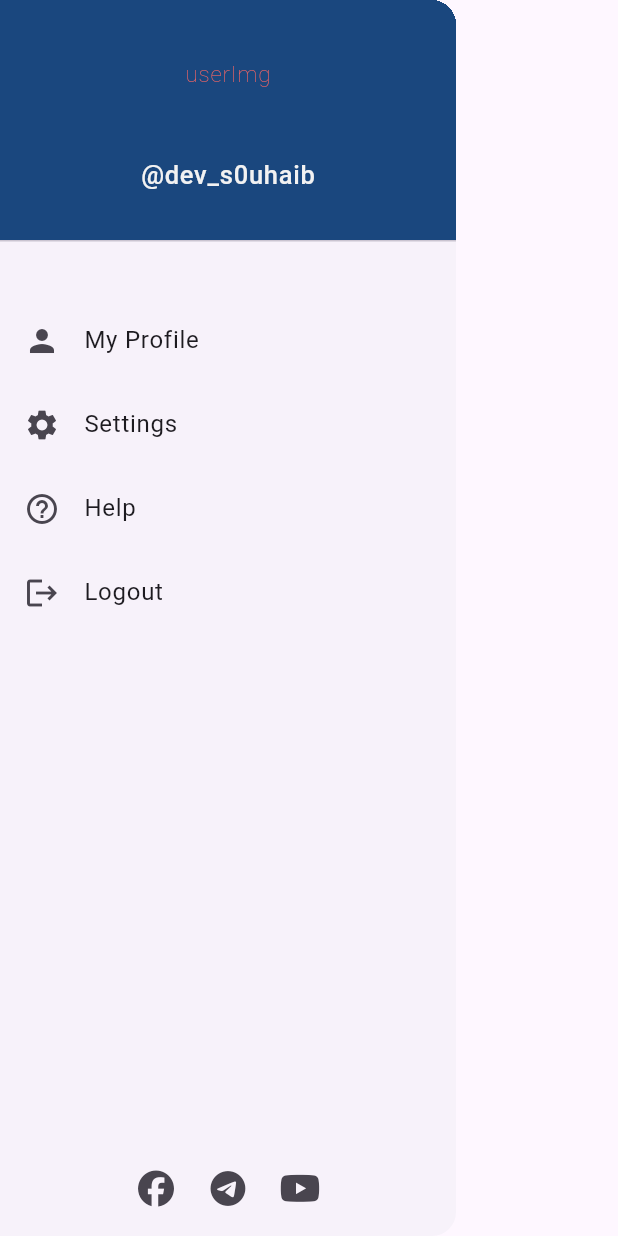
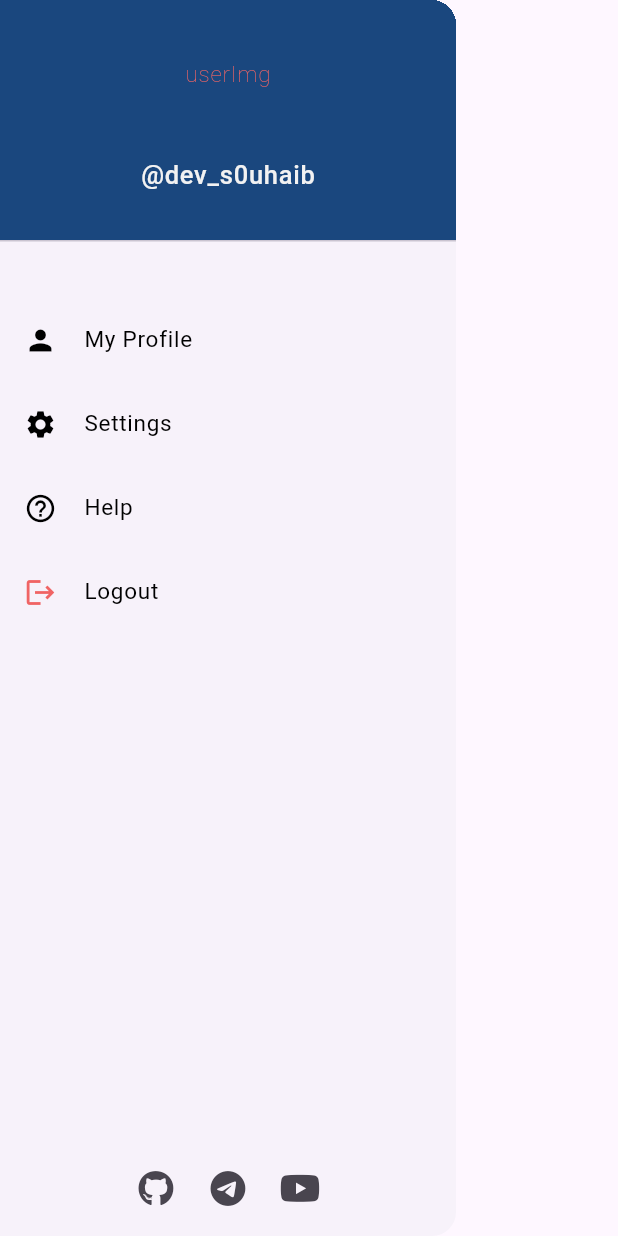
Before and after one commit to souhaibzarai/manipulate_maps, a Flutter app: the CustomDrawer widget shown alone on an empty page, opened directly, on a phone screen of 412 x 824 dp. Run offline on Flutter 3.47's test engine with Material 3 defaults, Android fonts, the phone set to English and light mode, and no system bars; our stand-ins replace dio, firebase_auth, firebase_core, flutter_bloc, font_awesome_flutter, geolocator and 3 more; accounts and stored records are empty; network calls fail.

Commit message:
working on ui

```diff
--- a/lib/constants/strings.dart
+++ b/lib/constants/strings.dart
@@ -8,3 +8,7 @@ const placeLocationBaseUrl =
     'https://maps.googleapis.com/maps/api/place/details/json';
 const directionsBaseUrl =
     'https://maps.googleapis.com/maps/api/directions/json';
+
+const githubUrl = 'https://github.com/souhaibzarai';
+const telegramUrl = 'https://t.me/ruzinx';
+const youtubeUrl = 'https://youtube.com/@letsCodeWithRuzinx';
--- a/lib/presentation/widgets/custom_drawer.dart
+++ b/lib/presentation/widgets/custom_drawer.dart
@@ -4,6 +4,8 @@ import 'package:font_awesome_flutter/font_awesome_flutter.dart';
 import '../../business_logic/cubit/phone_auth_cubit.dart';
 import '../../constants/colors.dart';
 import '../../constants/strings.dart';
+
+import 'package:url_launcher/url_launcher.dart';
 
 class CustomDrawer extends StatelessWidget {
   CustomDrawer({super.key});
@@ -57,6 +59,30 @@ class CustomDrawer extends StatelessWidget {
     );
   }
 
+  /// A helper method to build individual list tiles.
+  Widget _buildListTile(BuildContext context,
+      {required IconData icon,
+      required String title,
+      VoidCallback? onTap,
+      bool? isLogout = false}) {
+    return ListTile(
+      leading: Icon(
+        size: 22,
+        icon,
+        color: isLogout! ? AppColors.errorColor : AppColors.darkColor,
+      ),
+      title: Text(
+        title,
+        style: TextStyle(
+          color: AppColors.darkColor,
+          fontSize: 15,
+          fontWeight: FontWeight.w400,
+        ),
+      ),
+      onTap: onTap,
+    );
+  }
+
   /// Builds a list of action tiles.
   Widget _buildActions(BuildContext context) {
     return Expanded(
@@ -85,6 +111,7 @@ class CustomDrawer extends StatelessWidget {
             context,
             icon: Icons.logout,
             title: 'Logout',
+            isLogout: true,
             onTap: () async {
               BlocProvider<PhoneAuthCubit>(
                 create: (create) => _phoneAuthCubit,
@@ -105,44 +132,43 @@ class CustomDrawer extends StatelessWidget {
     );
   }
 
-  /// A helper method to build individual list tiles.
-  Widget _buildListTile(BuildContext context,
-      {required IconData icon, required String title, VoidCallback? onTap}) {
-    return ListTile(
-      leading: Icon(icon),
-      title: Text(title),
-      onTap: onTap,
-    );
-  }
-
   /// Builds the social media links row using Font Awesome icons.
-  Widget _buildSocialMediaLinks() {
+  Widget _buildSocialMediaLinks(BuildContext context) {
     return Padding(
       padding: const EdgeInsets.all(8.0),
       child: Row(
         mainAxisAlignment: MainAxisAlignment.center,
         children: [
           IconButton(
-            icon: const FaIcon(FontAwesomeIcons.facebook),
+            icon: const FaIcon(FontAwesomeIcons.github),
             onPressed: () {
-              // Handle Facebook action.
+              _launchURL(githubUrl);
             },
           ),
           IconButton(
             icon: const FaIcon(FontAwesomeIcons.telegram),
             onPressed: () {
-              // Handle Telegram action.
+              _launchURL(telegramUrl);
             },
           ),
           IconButton(
             icon: const FaIcon(FontAwesomeIcons.youtube),
             onPressed: () {
-              // Handle YouTube action.
+              _launchURL(youtubeUrl);
             },
           ),
         ],
       ),
     );
+  }
+
+  Future<void> _launchURL(String url) async {
+    final Uri uri = Uri.parse(url);
+    if (await canLaunchUrl(uri)) {
+      await launchUrl(uri);
+    } else {
+      throw 'Could not launch $url';
+    }
   }
 
   @override
@@ -153,7 +179,7 @@ class CustomDrawer extends StatelessWidget {
           _buildHeader(),
           SizedBox(height: 30),
           _buildActions(context),
-          _buildSocialMediaLinks(),
+          _buildSocialMediaLinks(context),
         ],
       ),
     );
--- a/pubspec.yaml
+++ b/pubspec.yaml
@@ -42,6 +42,7 @@ dependencies:
   meta: ^1.15.0
   pin_code_fields: ^8.0.1
   transparent_image: ^2.0.1
+  url_launcher: ^6.3.1
   uuid: ^4.5.1
 
 dev_dependencies:
```
Also changed, not shown: lib/presentation/screens/map_screen.dart (+6 -3 lines), lib/presentation/widgets/floating_search_bar.dart (+54 -7 lines), lib/presentation/widgets/places_overlay.dart (added), pubspec.lock, 1 other file.
